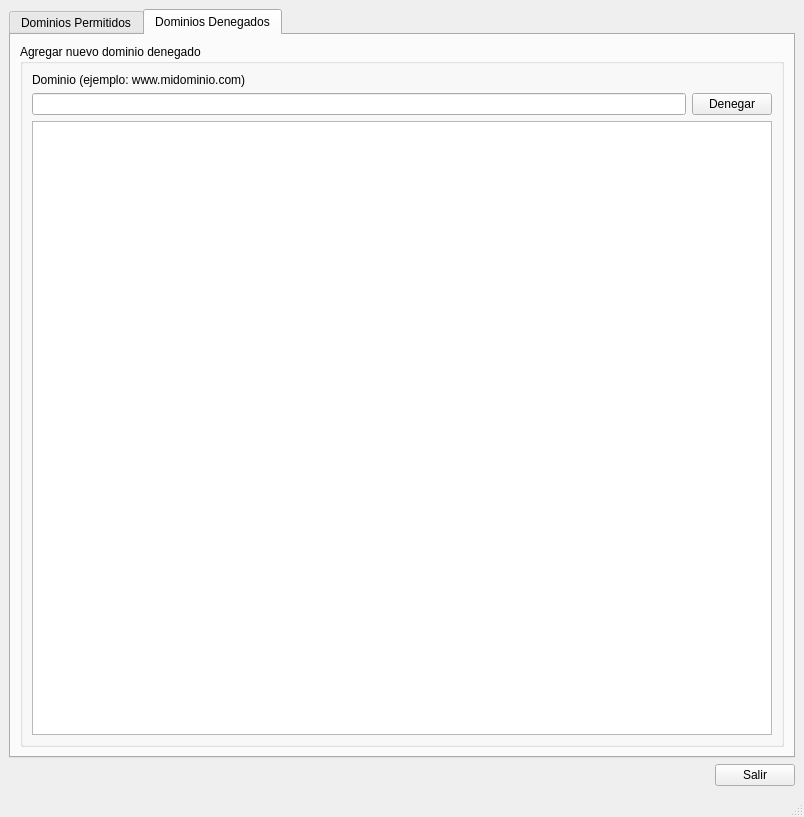
This is cliente/branches/cliente-gae/adminpanel/AdminPanelUI.ui in AviFix/Kerberus-Control-Parental as Qt 5 draws it before an edit. The edited form follows.
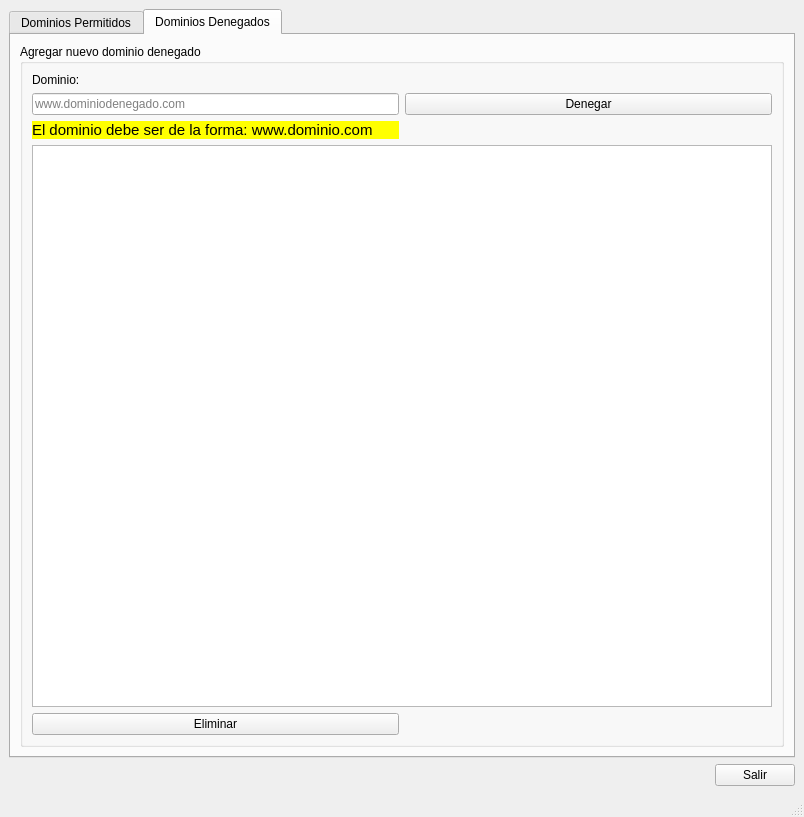
This is the edited form. The open tabs and pages were chosen to show the change.

Commit message: ya casi esta lista la gui para agregar dominios permitidos/denegados

Diff of the .ui file:
```diff
--- a/cliente/branches/cliente-gae/adminpanel/AdminPanelUI.ui
+++ b/cliente/branches/cliente-gae/adminpanel/AdminPanelUI.ui
@@ -137,30 +137,81 @@
            <bool>false</bool>
           </property>
           <layout class="QGridLayout" name="gridLayout_2">
+           <item row="7" column="1">
+            <spacer name="horizontalSpacer_3">
+             <property name="orientation">
+              <enum>Qt::Horizontal</enum>
+             </property>
+             <property name="sizeHint" stdset="0">
+              <size>
+               <width>40</width>
+               <height>20</height>
+              </size>
+             </property>
+            </spacer>
+           </item>
            <item row="0" column="0" colspan="2">
             <widget class="QLabel" name="label_2">
              <property name="text">
-              <string>Dominio (ejemplo: www.midominio.com)</string>
+              <string>Dominio:</string>
              </property>
             </widget>
            </item>
-           <item row="1" column="0">
-            <widget class="QLineEdit" name="lineEditDenegados"/>
+           <item row="4" column="0">
+            <widget class="QLineEdit" name="lineEditDenegados">
+             <property name="styleSheet">
+              <string notr="true"/>
+             </property>
+             <property name="text">
+              <string/>
+             </property>
+             <property name="placeholderText">
+              <string>www.dominiodenegado.com</string>
+             </property>
+            </widget>
            </item>
-           <item row="1" column="1">
+           <item row="4" column="1">
             <widget class="QPushButton" name="pushButtonDenegar">
              <property name="text">
               <string>Denegar</string>
              </property>
             </widget>
            </item>
-           <item row="2" column="0" colspan="2">
+           <item row="6" column="0" colspan="2">
             <widget class="QTableView" name="tableViewDenegados">
              <attribute name="horizontalHeaderStretchLastSection">
               <bool>true</bool>
              </attribute>
             </widget>
            </item>
+           <item row="7" column="0">
+            <widget class="QPushButton" name="botonEliminarDenegado">
+             <property name="enabled">
+              <bool>true</bool>
+             </property>
+             <property name="text">
+              <string>Eliminar</string>
+             </property>
+            </widget>
+           </item>
+           <item row="5" column="0">
+            <widget class="QLabel" name="labelErrorDenegados">
+             <property name="font">
+              <font>
+               <pointsize>11</pointsize>
+              </font>
+             </property>
+             <property name="styleSheet">
+              <string notr="true">background-color:yellow</string>
+             </property>
+             <property name="text">
+              <string>El dominio debe ser de la forma: www.dominio.com</string>
+             </property>
+             <property name="textFormat">
+              <enum>Qt::AutoText</enum>
+             </property>
+            </widget>
+           </item>
           </layout>
          </widget>
         </item>
```
Left out of the diff: 102 changed lines with no effect on the pictures. The commit also changes 3 other files.
